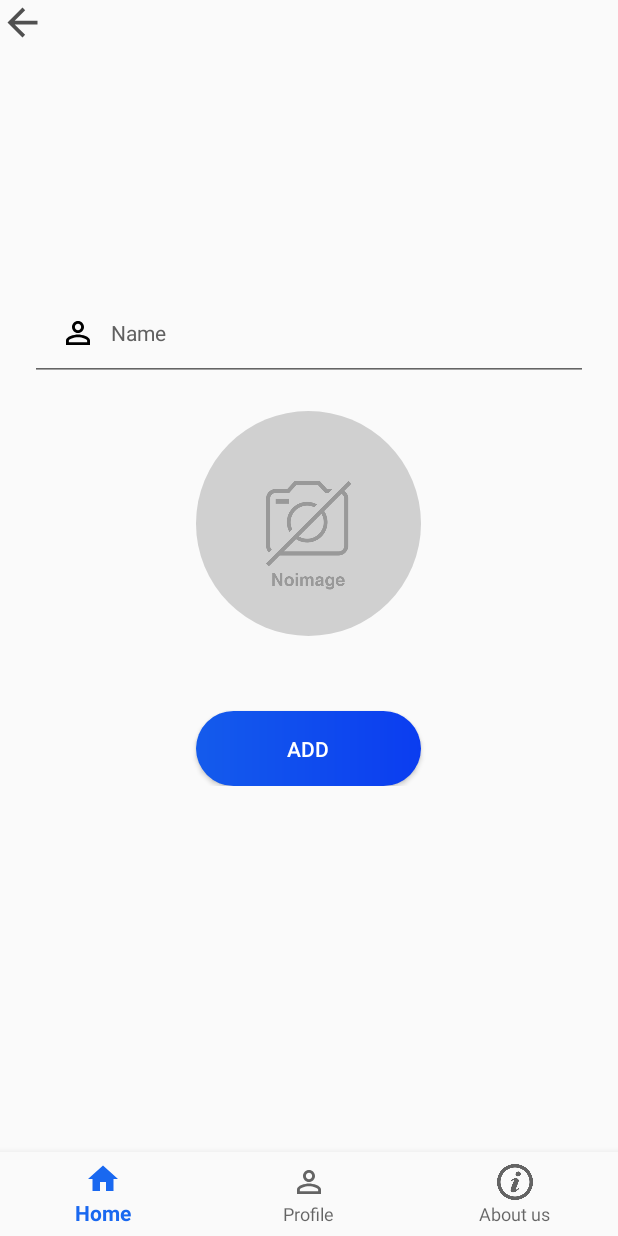
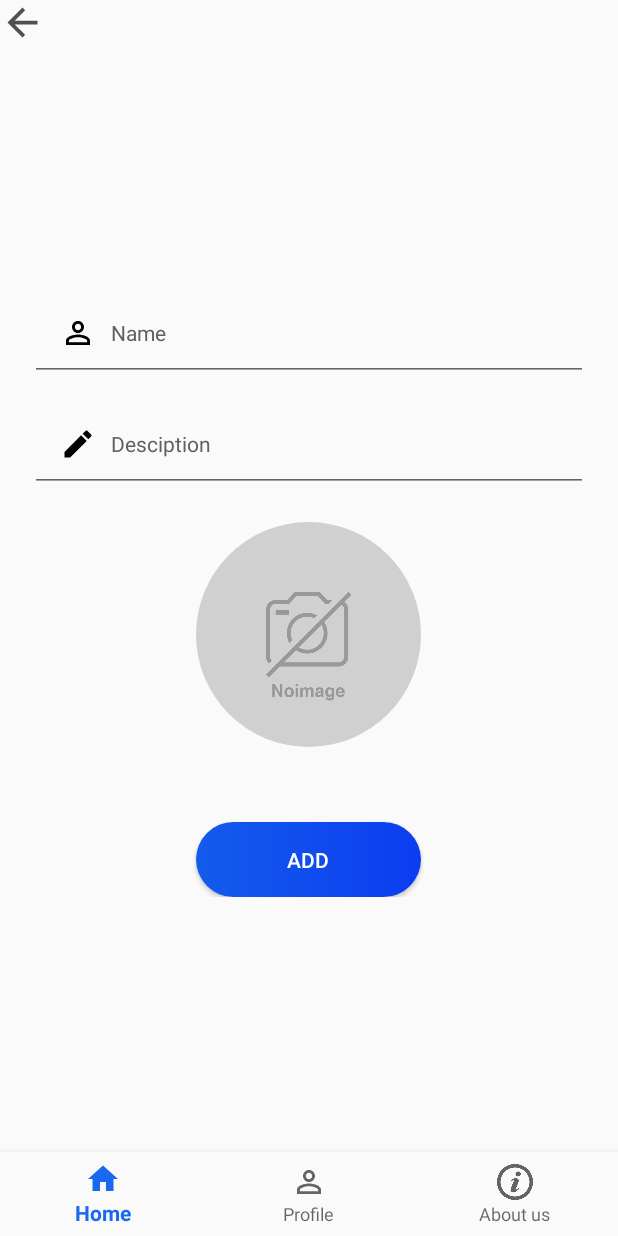
Before and after one commit to TaraChaudhary/android, an Android app: the fragment AddSignalFragment placed in its activity, on a phone screen of 412 x 824 dp. Run offline under Robolectric (Android 15) with nearby library versions, the phone set to English and light mode, and no system bars; our stand-ins replace CircleImageView, Picasso; pictures from the network do not load; 1 statement that could not run was skipped.

Commit message:
description is added

```diff
--- a/app/src/main/java/com/example/traffic_rule_and_sign_quiz_app/Adapter/MyAdapter.java
+++ b/app/src/main/java/com/example/traffic_rule_and_sign_quiz_app/Adapter/MyAdapter.java
@@ -62,7 +62,7 @@ public class MyAdapter extends RecyclerView.Adapter<MyAdapter. ContactsViewHolde
 
         }
         holder.Name.setText(signal.getName());
-
+        holder.description.setText(signal.getDescription());
 
 //        holder.delete.setOnClickListener(new View.OnClickListener() {
 //            @Override
--- a/app/src/main/java/com/example/traffic_rule_and_sign_quiz_app/Fragment/AddSignalFragment.java
+++ b/app/src/main/java/com/example/traffic_rule_and_sign_quiz_app/Fragment/AddSignalFragment.java
@@ -52,10 +52,10 @@ public class AddSignalFragment extends Fragment {
     Button button,back;
     String imagePath;
     private String imageName = "";
-    EditText name;
+    EditText name,desc;
     LinearLayout linearLayout;
     private CircleImageView imgProfile;
-    String name2 ;
+    String name2,desc1 ;
     private NotificationManagerCompat notificationManagerCompat;
 
     public AddSignalFragment() {
@@ -70,6 +70,7 @@ public class AddSignalFragment extends Fragment {
         View view = inflater.inflate(R.layout.fragment_add_signal, container, false);
         back=view.findViewById(R.id.back);
         name=view.findViewById(R.id.name);
+        desc=view.findViewById(R.id.description);
         button=view.findViewById(R.id.imagebtn);
         imgProfile=view.findViewById(R.id.imgSignal);
         linearLayout=view.findViewById(R.id.linear);
@@ -190,7 +191,8 @@ public class AddSignalFragment extends Fragment {
     public void save()
     {
         name2=name.getText().toString();
-        Signal signal = new Signal(name2,imageName);
+        desc1=desc.getText().toString();
+        Signal signal = new Signal(name2,desc1,imageName);
 
         LoginRegister loginRegister =new LoginRegister();
 
--- /dev/null
+++ b/app/src/main/res/drawable/ic_edit_black_24dp.xml
@@ -0,0 +1,9 @@
+<vector xmlns:android="http://schemas.android.com/apk/res/android"
+        android:width="24dp"
+        android:height="24dp"
+        android:viewportWidth="24.0"
+        android:viewportHeight="24.0">
+    <path
+        android:fillColor="#FF000000"
+        android:pathData="M3,17.25V21h3.75L17.81,9.94l-3.75,-3.75L3,17.25zM20.71,7.04c0.39,-0.39 0.39,-1.02 0,-1.41l-2.34,-2.34c-0.39,-0.39 -1.02,-0.39 -1.41,0l-1.83,1.83 3.75,3.75 1.83,-1.83z"/>
+</vector>
--- a/app/src/main/res/layout/fragment_add_signal.xml
+++ b/app/src/main/res/layout/fragment_add_signal.xml
@@ -45,6 +45,21 @@
                 android:padding="20dp"
                 android:textColorHint="#606060"
                 android:textSize="14sp" />
+        <EditText
+            android:id="@+id/description"
+            android:layout_width="match_parent"
+            android:layout_height="wrap_content"
+            android:layout_marginStart="20dp"
+            android:layout_marginTop="10dp"
+
+            android:layout_marginEnd="20dp"
+            android:drawableLeft="@drawable/ic_edit_black_24dp"
+            android:drawablePadding="10dp"
+            android:hint="Desciption"
+            android:inputType="text"
+            android:padding="20dp"
+            android:textColorHint="#606060"
+            android:textSize="14sp" />
 
 
 
```
Also changed, not shown: app/src/main/java/com/example/traffic_rule_and_sign_quiz_app/Model/Dashboard.java (deleted, +0 -36 lines), app/src/main/java/com/example/traffic_rule_and_sign_quiz_app/Model/Signal.java (+6 -1 lines).
